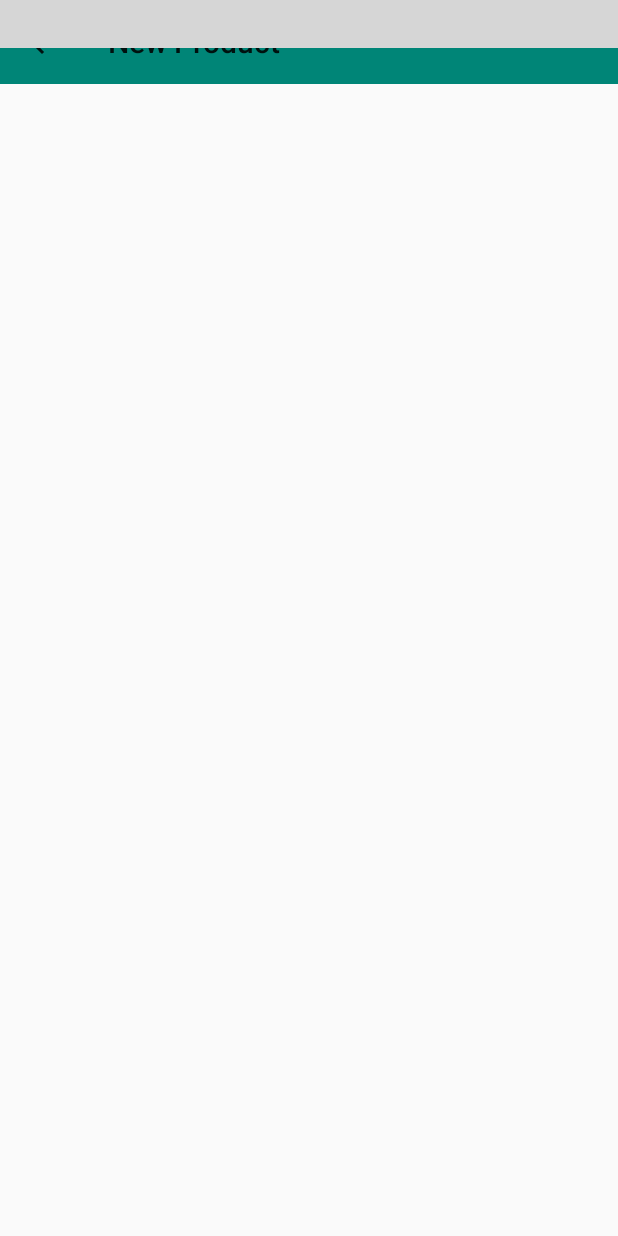
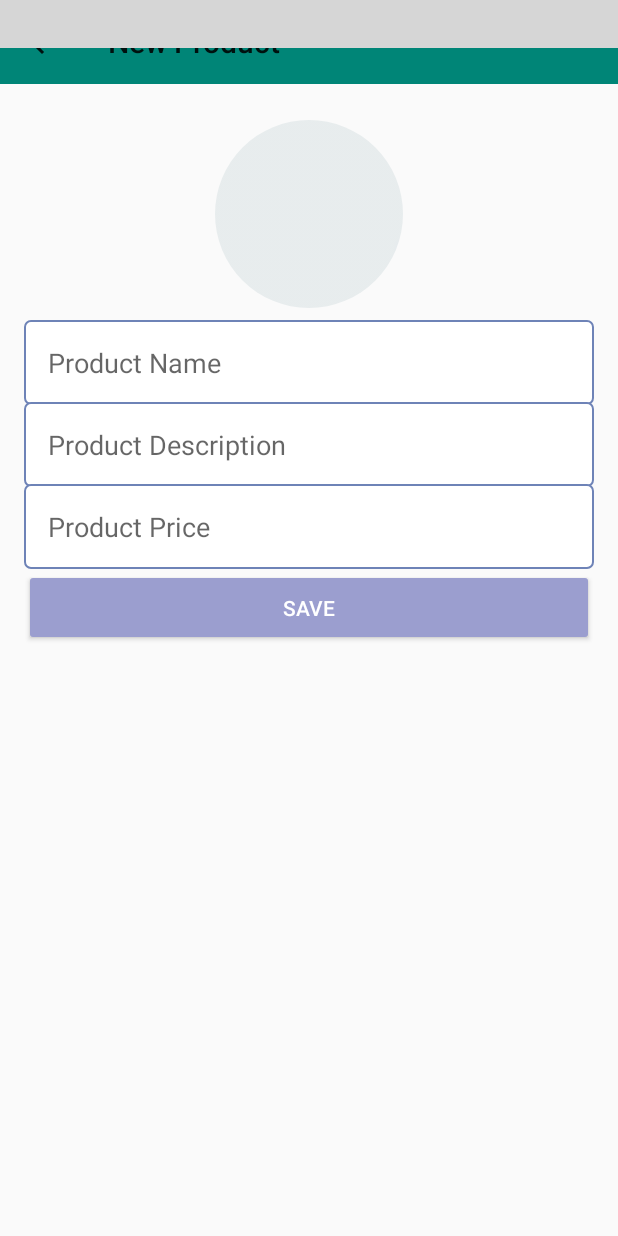
Before and after one commit to monycky/connectPet, an Android app: the NewProductCompanyActivity screen opened directly, with no data from a screen before it, on a phone screen of 412 x 824 dp. Run offline under Robolectric (Android 15) with nearby library versions, the phone set to English and light mode, and no system bars; our stand-ins replace CircleImageView; libraries missing offline, so code that uses them is left out: com.miguelcatalan.materialsearchview; plain views replace MaterialSearchView; grey boxes are pictures that could not be loaded.

Commit message:
Product save

```diff
--- a/app/build.gradle
+++ b/app/build.gradle
@@ -38,7 +38,10 @@ dependencies {
     /*MATERIALSEARCHVIEW*/
     implementation 'com.miguelcatalan:materialsearchview:1.4.0'
     implementation 'androidx.recyclerview:recyclerview:1.0.0'
+
     implementation 'de.hdodenhof:circleimageview:3.0.1'
+    implementation 'com.squareup.picasso:picasso:2.71828'
+
 
 }
 
--- a/app/src/main/AndroidManifest.xml
+++ b/app/src/main/AndroidManifest.xml
@@ -11,7 +11,10 @@
         android:supportsRtl="true"
         android:theme="@style/AppTheme"
         tools:ignore="GoogleAppIndexingWarning">
-        <activity android:name=".activity.SettingsUserActivity" android:parentActivityName=".activity.HomeActivity"></activity>
+        <activity android:name=".activity.NewProductActivity"></activity>
+        <activity
+            android:name=".activity.SettingsUserActivity"
+            android:parentActivityName=".activity.HomeActivity" />
         <activity
             android:name=".activity.NewProductCompanyActivity"
             android:parentActivityName=".activity.CompanyActivity" />
--- a/app/src/main/java/com/conect/pet/activity/AutenticationActivity.java
+++ b/app/src/main/java/com/conect/pet/activity/AutenticationActivity.java
@@ -50,7 +50,7 @@ public class AutenticationActivity extends AppCompatActivity {
             public void onCheckedChanged(CompoundButton buttonView, boolean isChecked) {
                 if(typeAccess.isChecked()){ //company
                     linearTypeUserCompany.setVisibility(View.VISIBLE);
-                }else{ //user
+                }else{ //profile
                     linearTypeUserCompany.setVisibility(View.GONE);
                 }
             }
@@ -138,7 +138,7 @@ public class AutenticationActivity extends AppCompatActivity {
         if(typeUser.isChecked()){
             return "company";
         }else{
-            return "user";
+            return "profile";
         }
 
     }
@@ -155,7 +155,7 @@ public class AutenticationActivity extends AppCompatActivity {
     private void openMainScreen(String typeUser){
         if(typeUser.equals("company")){ //C is Company
             startActivity(new Intent(getApplicationContext(), CompanyActivity.class));
-        }else{//user
+        }else{//profile
             startActivity(new Intent(getApplicationContext(), HomeActivity.class));
         }
     }
--- a/app/src/main/res/layout/activity_new_product_company.xml
+++ b/app/src/main/res/layout/activity_new_product_company.xml
@@ -1,11 +1,8 @@
 <?xml version="1.0" encoding="utf-8"?>
 <LinearLayout xmlns:android="http://schemas.android.com/apk/res/android"
-    xmlns:app="http://schemas.android.com/apk/res-auto"
-    xmlns:tools="http://schemas.android.com/tools"
-    android:layout_width="match_parent"
-    android:layout_height="match_parent"
-    android:orientation="vertical"
-    tools:context=".activity.NewProductCompanyActivity">
+    android:orientation="vertical" android:layout_width="match_parent"
+    android:layout_height="match_parent">
+
 
     <include
         android:id="@+id/include2"
@@ -13,5 +10,62 @@
         android:layout_width="match_parent"
         android:layout_height="wrap_content" />
 
+    <LinearLayout
+        android:layout_width="match_parent"
+        android:layout_height="match_parent"
+        android:orientation="vertical"
+        android:padding="16dp">
+
+
+        <de.hdodenhof.circleimageview.CircleImageView
+            android:id="@+id/imageCompanyProfile"
+            android:layout_width="match_parent"
+            android:layout_height="125dp"
+            android:layout_marginTop="8dp"
+            android:layout_marginBottom="8dp"
+            android:src="@drawable/profile" />
+
+        <EditText
+            android:id="@+id/editProductName"
+            android:layout_width="match_parent"
+            android:layout_height="wrap_content"
+            android:background="@drawable/bg_edit_text"
+            android:ems="10"
+            android:hint="Product Name"
+            android:inputType="textPersonName"
+            android:padding="16dp" />
+
+        <EditText
+            android:id="@+id/editProductDescription"
+            android:layout_width="match_parent"
+            android:layout_height="wrap_content"
+            android:layout_marginTop="-2dp"
+            android:background="@drawable/bg_edit_text"
+            android:ems="10"
+            android:hint="Product Description"
+            android:inputType="text"
+            android:padding="16dp" />
+
+        <EditText
+            android:id="@+id/editProductPrice"
+            android:layout_width="match_parent"
+            android:layout_height="wrap_content"
+            android:layout_marginTop="-2dp"
+            android:background="@drawable/bg_edit_text"
+            android:ems="10"
+            android:hint="Product Price"
+            android:inputType="text"
+            android:padding="16dp" />
+
+        <Button
+            android:id="@+id/editProductSave"
+            android:layout_width="match_parent"
+            android:layout_height="wrap_content"
+            android:onClick="validProductData"
+            android:padding="16dp"
+            android:text="SAVE"
+            android:theme="@style/buttonDefault" />
+
+    </LinearLayout>
 
 </LinearLayout>
```
Also changed, not shown: app/src/main/java/com/conect/pet/activity/NewProductActivity.java (added, +76 -0 lines), app/src/main/java/com/conect/pet/activity/SettingsCompanyActivity.java (+55 -12 lines), app/src/main/java/com/conect/pet/model/Product.java (added, +82 -0 lines), app/src/main/res/drawable/profile.png, app/src/main/res/drawable/profile3.png (added).
